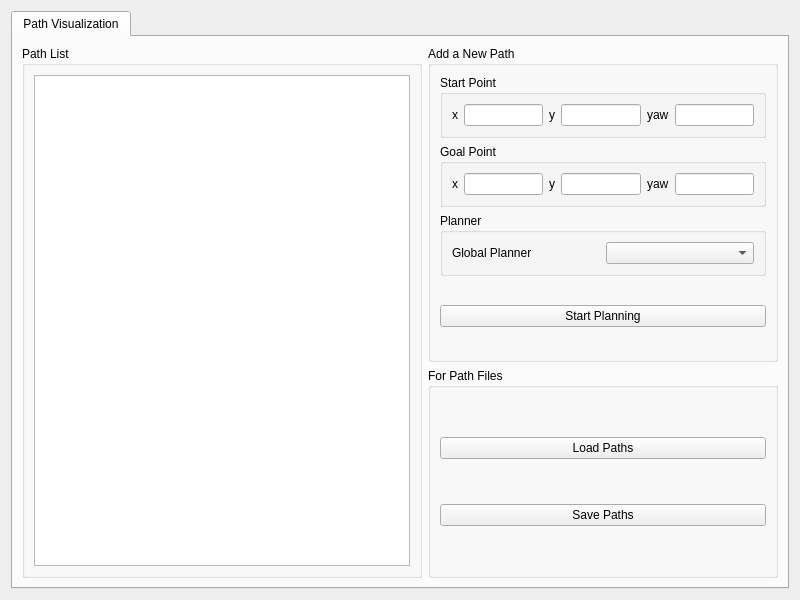
Old version of the form src/rviz_plugins/path_visual_plugin/ui/path_visual_plugin.ui in the repository ai-winter/ros_motion_planning_visualizer.
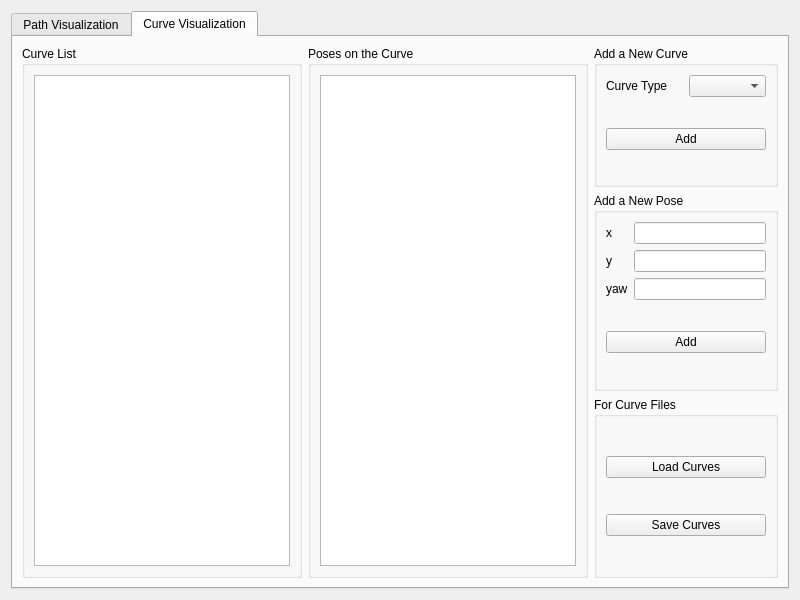
New version of the form.

Commit message: new: pose2d & curve_visualization

Diff of the .ui file:
```diff
--- a/src/rviz_plugins/path_visual_plugin/ui/path_visual_plugin.ui
+++ b/src/rviz_plugins/path_visual_plugin/ui/path_visual_plugin.ui
@@ -26,7 +26,7 @@
       <locale language="English" country="Australia"/>
      </property>
      <property name="currentIndex">
-      <number>0</number>
+      <number>1</number>
      </property>
      <widget class="QWidget" name="tab_pathVisualization">
       <attribute name="title">
@@ -70,77 +70,6 @@
          </layout>
         </widget>
        </item>
-       <item row="2" column="2">
-        <widget class="QGroupBox" name="groupBox_files">
-         <property name="toolTip">
-          <string/>
-         </property>
-         <property name="title">
-          <string>For Path Files</string>
-         </property>
-         <layout class="QVBoxLayout" name="verticalLayout_files">
-          <item>
-           <spacer name="verticalSpacer_3">
-            <property name="orientation">
-             <enum>Qt::Vertical</enum>
-            </property>
-            <property name="sizeHint" stdset="0">
-             <size>
-              <width>20</width>
-              <height>40</height>
-             </size>
-            </property>
-           </spacer>
-          </item>
-          <item>
-           <widget class="QPushButton" name="pushButton_files_load">
-            <property name="toolTip">
-             <string>Load some .json path data files and append them to the path list</string>
-            </property>
-            <property name="text">
-             <string>Load Paths</string>
-            </property>
-           </widget>
-          </item>
-          <item>
-           <spacer name="verticalSpacer_4">
-            <property name="orientation">
-             <enum>Qt::Vertical</enum>
-            </property>
-            <property name="sizeHint" stdset="0">
-             <size>
-              <width>20</width>
-              <height>40</height>
-             </size>
-            </property>
-           </spacer>
-          </item>
-          <item>
-           <widget class="QPushButton" name="pushButton_files_save">
-            <property name="toolTip">
-             <string>Save selected paths data into a .json file</string>
-            </property>
-            <property name="text">
-             <string>Save Paths</string>
-            </property>
-           </widget>
-          </item>
-          <item>
-           <spacer name="verticalSpacer_5">
-            <property name="orientation">
-             <enum>Qt::Vertical</enum>
-            </property>
-            <property name="sizeHint" stdset="0">
-             <size>
-              <width>20</width>
-              <height>40</height>
-             </size>
-            </property>
-           </spacer>
-          </item>
-         </layout>
-        </widget>
-       </item>
        <item row="0" column="2" rowspan="2">
         <widget class="QGroupBox" name="groupBox_add">
          <property name="enabled">
@@ -171,7 +100,7 @@
              <string>The start point of the new path</string>
             </property>
             <property name="title">
-             <string>Start Point</string>
+             <string>Start Pose</string>
             </property>
             <layout class="QHBoxLayout" name="horizontalLayout_add_start">
              <item>
@@ -213,7 +142,7 @@
              <string>The goal point of the new path</string>
             </property>
             <property name="title">
-             <string>Goal Point</string>
+             <string>Goal Pose</string>
             </property>
             <layout class="QHBoxLayout" name="horizontalLayout_add_goal">
              <item>
@@ -302,7 +231,399 @@
            </widget>
           </item>
           <item>
-           <spacer name="verticalSpacer_2">
+           <spacer name="verticalSpacer_path_add_2">
+            <property name="orientation">
+             <enum>Qt::Vertical</enum>
+            </property>
+            <property name="sizeHint" stdset="0">
+             <size>
+              <width>20</width>
+              <height>40</height>
+             </size>
+            </property>
+           </spacer>
+          </item>
+         </layout>
+        </widget>
+       </item>
+       <item row="2" column="2">
+        <widget class="QGroupBox" name="groupBox_path_files">
+         <property name="toolTip">
+          <string/>
+         </property>
+         <property name="title">
+          <string>For Path Files</string>
+         </property>
+         <layout class="QVBoxLayout" name="verticalLayout_files">
+          <item>
+           <spacer name="verticalSpacer_path_files_1">
+            <property name="orientation">
+             <enum>Qt::Vertical</enum>
+            </property>
+            <property name="sizeHint" stdset="0">
+             <size>
+              <width>20</width>
+              <height>40</height>
+             </size>
+            </property>
+           </spacer>
+          </item>
+          <item>
+           <widget class="QPushButton" name="pushButton_path_files_load">
+            <property name="toolTip">
+             <string>Load some .json path data files and append them to the path list</string>
+            </property>
+            <property name="text">
+             <string>Load Paths</string>
+            </property>
+           </widget>
+          </item>
+          <item>
+           <spacer name="verticalSpacer_path_files_2">
+            <property name="orientation">
+             <enum>Qt::Vertical</enum>
+            </property>
+            <property name="sizeHint" stdset="0">
+             <size>
+              <width>20</width>
+              <height>40</height>
+             </size>
+            </property>
+           </spacer>
+          </item>
+          <item>
+           <widget class="QPushButton" name="pushButton_path_files_save">
+            <property name="toolTip">
+             <string>Save selected paths data into a .json file</string>
+            </property>
+            <property name="text">
+             <string>Save Paths</string>
+            </property>
+           </widget>
+          </item>
+          <item>
+           <spacer name="verticalSpacer_path_files_3">
+            <property name="orientation">
+             <enum>Qt::Vertical</enum>
+            </property>
+            <property name="sizeHint" stdset="0">
+             <size>
+              <width>20</width>
+              <height>40</height>
+             </size>
+            </property>
+           </spacer>
+          </item>
+         </layout>
+        </widget>
+       </item>
+      </layout>
+     </widget>
+     <widget class="QWidget" name="tab_curve">
+      <attribute name="title">
+       <string>Curve Visualization</string>
+      </attribute>
+      <layout class="QGridLayout" name="gridLayout">
+       <item row="0" column="0" rowspan="3">
+        <widget class="QGroupBox" name="groupBox_curve_curves">
+         <property name="sizePolicy">
+          <sizepolicy hsizetype="Preferred" vsizetype="Preferred">
+           <horstretch>0</horstretch>
+           <verstretch>0</verstretch>
+          </sizepolicy>
+         </property>
+         <property name="toolTip">
+          <string/>
+         </property>
+         <property name="title">
+          <string>Curve List</string>
+         </property>
+         <layout class="QHBoxLayout" name="horizontalLayout_list_2">
+          <item>
+           <widget class="QTableView" name="tableView_curve_curves">
+            <property name="sizePolicy">
+             <sizepolicy hsizetype="Expanding" vsizetype="Expanding">
+              <horstretch>0</horstretch>
+              <verstretch>0</verstretch>
+             </sizepolicy>
+            </property>
+            <property name="horizontalScrollBarPolicy">
+             <enum>Qt::ScrollBarAsNeeded</enum>
+            </property>
+            <property name="sizeAdjustPolicy">
+             <enum>QAbstractScrollArea::AdjustIgnored</enum>
+            </property>
+            <property name="editTriggers">
+             <set>QAbstractItemView::NoEditTriggers</set>
+            </property>
+           </widget>
+          </item>
+         </layout>
+        </widget>
+       </item>
+       <item row="2" column="2">
+        <widget class="QGroupBox" name="groupBox_curve_files">
+         <property name="toolTip">
+          <string/>
+         </property>
+         <property name="title">
+          <string>For Curve Files</string>
+         </property>
+         <layout class="QVBoxLayout" name="verticalLayout_files_2">
+          <item>
+           <spacer name="verticalSpacer_curve_files_1">
+            <property name="orientation">
+             <enum>Qt::Vertical</enum>
+            </property>
+            <property name="sizeHint" stdset="0">
+             <size>
+              <width>20</width>
+              <height>40</height>
+             </size>
+            </property>
+           </spacer>
+          </item>
+          <item>
+           <widget class="QPushButton" name="pushButton_curve_files_load">
+            <property name="toolTip">
+             <string>Load some .json path data files and append them to the path list</string>
+            </property>
+            <property name="text">
+             <string>Load Curves</string>
+            </property>
+           </widget>
+          </item>
+          <item>
+           <spacer name="verticalSpacer_curve_files_2">
+            <property name="orientation">
+             <enum>Qt::Vertical</enum>
+            </property>
+            <property name="sizeHint" stdset="0">
+             <size>
+              <width>20</width>
+              <height>40</height>
+             </size>
+            </property>
+           </spacer>
+          </item>
+          <item>
+           <widget class="QPushButton" name="pushButton_curve_files_save">
+            <property name="toolTip">
+             <string>Save selected paths data into a .json file</string>
+            </property>
+            <property name="text">
+             <string>Save Curves</string>
+            </property>
+           </widget>
+          </item>
+          <item>
+           <spacer name="verticalSpacer_curve_files_3">
+            <property name="orientation">
+             <enum>Qt::Vertical</enum>
+            </property>
+            <property name="sizeHint" stdset="0">
+             <size>
+              <width>20</width>
+              <height>40</height>
+             </size>
+            </property>
+           </spacer>
+          </item>
+         </layout>
+        </widget>
+       </item>
+       <item row="0" column="1" rowspan="3">
+        <widget class="QGroupBox" name="groupBox_curve_poses">
+         <property name="sizePolicy">
+          <sizepolicy hsizetype="Preferred" vsizetype="Preferred">
+           <horstretch>0</horstretch>
+           <verstretch>0</verstretch>
+          </sizepolicy>
+         </property>
+         <property name="toolTip">
+          <string/>
+         </property>
+         <property name="title">
+          <string>Poses on the Curve</string>
+         </property>
+         <layout class="QHBoxLayout" name="horizontalLayout_list_3">
+          <item>
+           <widget class="QTableView" name="tableView_curve_poses">
+            <property name="sizePolicy">
+             <sizepolicy hsizetype="Expanding" vsizetype="Expanding">
+              <horstretch>0</horstretch>
+              <verstretch>0</verstretch>
+             </sizepolicy>
+            </property>
+            <property name="horizontalScrollBarPolicy">
+             <enum>Qt::ScrollBarAsNeeded</enum>
+            </property>
+            <property name="sizeAdjustPolicy">
+             <enum>QAbstractScrollArea::AdjustIgnored</enum>
+            </property>
+            <property name="editTriggers">
+             <set>QAbstractItemView::NoEditTriggers</set>
+            </property>
+           </widget>
+          </item>
+         </layout>
+        </widget>
+       </item>
+       <item row="1" column="2">
+        <widget class="QGroupBox" name="groupBox_curve_addPose">
+         <property name="toolTip">
+          <string>The start point of the new path</string>
+         </property>
+         <property name="title">
+          <string>Add a New Pose</string>
+         </property>
+         <layout class="QVBoxLayout" name="verticalLayout">
+          <item>
+           <layout class="QGridLayout" name="gridLayout_curve_addPose">
+            <property name="topMargin">
+             <number>0</number>
+            </property>
+            <item row="0" column="0">
+             <widget class="QLabel" name="label_curve_addPose_x">
+              <property name="text">
+               <string>x</string>
+              </property>
+             </widget>
+            </item>
+            <item row="1" column="0">
+             <widget class="QLabel" name="label_curve_addPose_y">
+              <property name="text">
+               <string>y</string>
+              </property>
+             </widget>
+            </item>
+            <item row="2" column="1">
+             <widget class="QLineEdit" name="lineEdit_curve_addPose_yaw"/>
+            </item>
+            <item row="0" column="1">
+             <widget class="QLineEdit" name="lineEdit_curve_addPose_x"/>
+            </item>
+            <item row="2" column="0">
+             <widget class="QLabel" name="label_curve_addPose_yaw">
+              <property name="text">
+               <string>yaw</string>
+              </property>
+             </widget>
+            </item>
+            <item row="1" column="1">
+             <widget class="QLineEdit" name="lineEdit_curve_addPose_y"/>
+            </item>
+           </layout>
+          </item>
+          <item>
+           <spacer name="verticalSpacer_curve_addPose_1">
+            <property name="orientation">
+             <enum>Qt::Vertical</enum>
+            </property>
+            <property name="sizeHint" stdset="0">
+             <size>
+              <width>20</width>
+              <height>40</height>
+             </size>
+            </property>
+           </spacer>
+          </item>
+          <item>
+           <widget class="QPushButton" name="pushButton_curve_addPose_add">
+            <property name="text">
+             <string>Add</string>
+            </property>
+           </widget>
+          </item>
+          <item>
+           <spacer name="verticalSpacer_curve_addPose_2">
+            <property name="orientation">
+             <enum>Qt::Vertical</enum>
+            </property>
+            <property name="sizeHint" stdset="0">
+             <size>
+              <width>20</width>
+              <height>40</height>
+             </size>
+            </property>
+           </spacer>
+          </item>
+         </layout>
+        </widget>
+       </item>
+       <item row="0" column="2">
+        <widget class="QGroupBox" name="groupBox_curve_addCurve">
+         <property name="enabled">
+          <bool>true</bool>
+         </property>
+         <property name="sizePolicy">
+          <sizepolicy hsizetype="Preferred" vsizetype="Preferred">
+           <horstretch>0</horstretch>
+           <verstretch>0</verstretch>
+          </sizepolicy>
+         </property>
+         <property name="maximumSize">
+          <size>
+           <width>16777215</width>
+           <height>16777215</height>
+          </size>
+         </property>
+         <property name="toolTip">
+          <string/>
+         </property>
+         <property name="title">
+          <string>Add a New Curve</string>
+         </property>
+         <layout class="QVBoxLayout" name="verticalLayout_add_2">
+          <item>
+           <layout class="QHBoxLayout" name="horizontalLayout_curve_addCurve_type">
+            <property name="topMargin">
+             <number>0</number>
+            </property>
+            <item>
+             <widget class="QLabel" name="label_curve_addCurve_type">
+              <property name="toolTip">
+               <string/>
+              </property>
+              <property name="text">
+               <string>Curve Type</string>
+              </property>
+             </widget>
+            </item>
+            <item>
+             <widget class="QComboBox" name="comboBox_curve_addCurve_type">
+              <property name="toolTip">
+               <string/>
+              </property>
+             </widget>
+            </item>
+           </layout>
+          </item>
+          <item>
+           <spacer name="verticalSpacer_curve_addCurve_1">
+            <property name="orientation">
+             <enum>Qt::Vertical</enum>
+            </property>
+            <property name="sizeHint" stdset="0">
+             <size>
+              <width>20</width>
+              <height>40</height>
+             </size>
+            </property>
+           </spacer>
+          </item>
+          <item>
+           <widget class="QPushButton" name="pushButton_curve_addCurve_add">
+            <property name="toolTip">
+             <string>Plan and add the configured path to the path list</string>
+            </property>
+            <property name="text">
+             <string>Add</string>
+            </property>
+           </widget>
+          </item>
+          <item>
+           <spacer name="verticalSpacer_curve_addCurve_2">
             <property name="orientation">
              <enum>Qt::Vertical</enum>
             </property>
```
Left out of the diff: 46 changed lines with no effect on the pictures. The commit also changes 11 other files.
